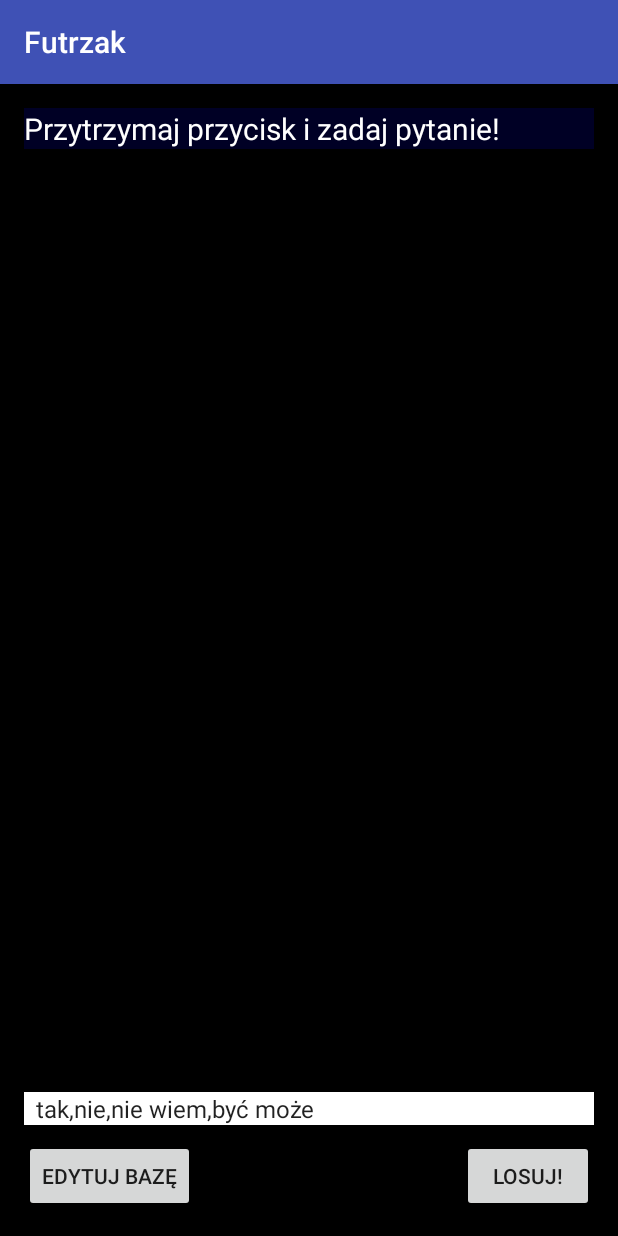
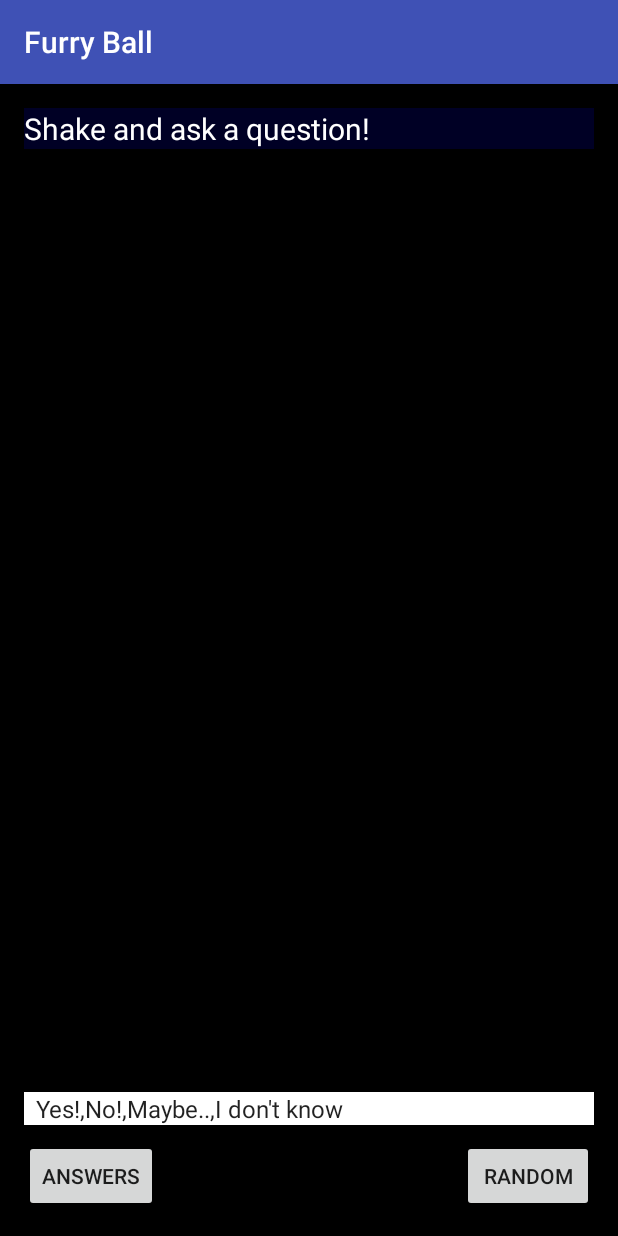
Before and after one commit to filipiakp/Pytajnik, an Android app: the screen it shows after launch (MainActivity), on a phone screen of 412 x 824 dp. Run offline under Robolectric (Android 15) with nearby library versions, the phone set to English and light mode, and no system bars.

Commit message:
Some cosmetical changes, English and Polish lang support

```diff
--- a/app/src/main/java/com/pawelfilipiak/futrzak/DataBaseUtil.java
+++ b/app/src/main/java/com/pawelfilipiak/futrzak/DataBaseUtil.java
@@ -1,5 +1,7 @@
 package com.pawelfilipiak.futrzak;
 
+
+import android.support.v7.app.AppCompatActivity;
 
 import java.io.BufferedReader;
 import java.io.File;
@@ -10,23 +12,23 @@ import java.io.IOException;
 
 public class DataBaseUtil{
 
-    private final String BAZA = "db.txt";
+    private final String DATABASEFILE = "db.txt";
     private BufferedReader bufferedReader;
     private FileOutputStream fileOutputStream;
     private String line, text = "";
-    private File bazaFile;
+    private File dbFile;
+    private AppCompatActivity context;
 
-    public DataBaseUtil(File filesDir){
-        bazaFile = new File(filesDir, BAZA);
-
+    public DataBaseUtil(AppCompatActivity context){
+        dbFile = new File(context.getFilesDir(), DATABASEFILE);
+        this.context = context;
     }
 
     public void save(String s){
         try {
-            fileOutputStream = new FileOutputStream(bazaFile);
+            fileOutputStream = new FileOutputStream(dbFile);
             fileOutputStream.write(s.getBytes());
             fileOutputStream.close();
-            System.out.println("Zapisano: " + s);
         } catch (IOException e) {
             e.printStackTrace();
         }
@@ -34,7 +36,7 @@ public class DataBaseUtil{
 
     public String read() {
         try {
-            bufferedReader = new BufferedReader(new FileReader(bazaFile));
+            bufferedReader = new BufferedReader(new FileReader(dbFile));
 
             while ((line = bufferedReader.readLine()) != null)
                 text = text + line + "\n";
@@ -42,11 +44,11 @@ public class DataBaseUtil{
             bufferedReader.close();
         } catch (FileNotFoundException e) {
             try {
-                bazaFile.createNewFile();
-                fileOutputStream = new FileOutputStream(bazaFile);
-                fileOutputStream.write("tak,nie,nie wiem,być może".getBytes());
+                dbFile.createNewFile();
+                fileOutputStream = new FileOutputStream(dbFile);
+                fileOutputStream.write(context.getResources().getString(R.string.default_answers).getBytes());
                 fileOutputStream.close();
-                return "tak,nie,nie wiem,być może";
+                return context.getResources().getString(R.string.default_answers);
 
             } catch (IOException e1) {
                 e1.printStackTrace();
--- a/app/src/main/java/com/pawelfilipiak/futrzak/MainActivity.java
+++ b/app/src/main/java/com/pawelfilipiak/futrzak/MainActivity.java
@@ -3,7 +3,6 @@ package com.pawelfilipiak.futrzak;
 import android.content.Intent;
 import android.support.v7.app.AppCompatActivity;
 import android.os.Bundle;
-import android.view.MenuItem;
 import android.view.View;
 import android.widget.AdapterView;
 import android.widget.ArrayAdapter;
@@ -14,12 +13,15 @@ import java.util.ArrayList;
 import java.util.List;
 import java.util.Random;
 
+/**
+ *
+ */
 public class MainActivity extends AppCompatActivity implements AdapterView.OnItemSelectedListener {
 
-    private TextView odpowiedzTV;
+    private TextView answerTV;
     private Spinner spinner;
     private Random random = new Random();
-    private String[] odpowiedzi =  {"tak","nie","być może","nie wiem"};
+    private String[] answers;
 
     String[] dataBaseContent;
     List<String> list;
@@ -29,11 +31,12 @@ public class MainActivity extends AppCompatActivity implements AdapterView.OnIte
     protected void onCreate(Bundle savedInstanceState) {
         super.onCreate(savedInstanceState);
         setContentView(R.layout.activity_main);
-        odpowiedzTV =(TextView) findViewById(R.id.textView);
+        answers =  getResources().getString(R.string.default_answers).split(",");
+        answerTV =(TextView) findViewById(R.id.answerTextView);
         spinner = (Spinner) findViewById(R.id.spinner);
         spinner.setOnItemSelectedListener(this);
-        dataBaseUtil = new DataBaseUtil(this.getFilesDir());
-        list = new ArrayList<>();
+        dataBaseUtil = new DataBaseUtil(this);//for operations on questions base file
+        list = new ArrayList<>();//for spinner options(answers)
         dataBaseContent = dataBaseUtil.read().split("\n");
 
         for(String s : dataBaseContent)
@@ -43,10 +46,10 @@ public class MainActivity extends AppCompatActivity implements AdapterView.OnIte
         spinner.setAdapter(dataAdapter);
 
     }
-    public void losuj(View view){
-            odpowiedzTV.setText(odpowiedzi[random.nextInt(odpowiedzi.length)]);
+    public void randomQuestion(View view){
+        answerTV.setText(answers[random.nextInt(answers.length)]);
     }
-    public void edytuj(View view){
+    public void edit(View view){
         Intent intent = new Intent(this, DatabaseEditActivity.class);
         startActivity(intent);
         finish();
@@ -54,12 +57,12 @@ public class MainActivity extends AppCompatActivity implements AdapterView.OnIte
 
     @Override
     public void onItemSelected(AdapterView<?> parent, View view, int position, long id) {
-        odpowiedzi = parent.getItemAtPosition(position).toString().split(",");
+        answers = parent.getItemAtPosition(position).toString().split(",");
     }
 
     @Override
     public void onNothingSelected(AdapterView<?> parent) {
         parent.setSelection(0);
-        odpowiedzi = parent.getItemAtPosition(0).toString().split(",");
+        answers = parent.getItemAtPosition(0).toString().split(",");
     }
 }
--- a/app/src/main/res/layout/activity_main.xml
+++ b/app/src/main/res/layout/activity_main.xml
@@ -13,36 +13,36 @@
 
 
     <Button
-        android:text="losuj!"
+        android:text="@string/random"
         android:layout_width="wrap_content"
         android:layout_weight=".50"
         android:layout_height="wrap_content"
         android:layout_alignParentBottom="true"
         android:layout_alignParentEnd="true"
-        android:id="@+id/losuj"
-        android:onClick="losuj"/>
+        android:id="@+id/randomButton"
+        android:onClick="randomQuestion"/>
 
     <TextView
-        android:text="Przytrzymaj przycisk i zadaj pytanie!"
+        android:text="@string/placeholder"
         android:layout_width="wrap_content"
         android:layout_height="wrap_content"
         android:layout_alignParentTop="true"
         android:layout_alignParentStart="true"
-        android:id="@+id/textView"
+        android:id="@+id/answerTextView"
         android:layout_alignParentEnd="true"
         android:textColor="#ffffff"
         android:textSize="9pt"
         android:background="#000025"/>
 
     <Button
-        android:text="Edytuj bazę"
+        android:text="@string/answers_edit"
         android:layout_width="wrap_content"
         android:layout_weight=".50"
         android:layout_height="wrap_content"
         android:layout_alignParentBottom="true"
         android:layout_alignParentStart="true"
-        android:id="@+id/edytuj"
-        android:onClick="edytuj"/>
+        android:id="@+id/edit"
+        android:onClick="edit"/>
 
     <Spinner
         android:spinnerMode="dialog"
@@ -50,7 +50,7 @@
         android:layout_height="wrap_content"
         android:id="@+id/spinner"
         android:background="#ffffff"
-        android:layout_above="@+id/losuj"
+        android:layout_above="@+id/randomButton"
         android:layout_alignParentStart="true"
         android:layout_alignParentEnd="true"
         android:layout_marginBottom="10dp" />
--- a/app/src/main/res/values/strings.xml
+++ b/app/src/main/res/values/strings.xml
@@ -1,4 +1,10 @@
 <?xml version="1.0" encoding="utf-8"?>
 <resources>
-    <string name="app_name">Futrzak</string>
+    <string name="app_name">Furry Ball</string>
+    <string name="placeholder">Shake and ask a question!</string>
+    <string name="random">Random</string>
+    <string name="answers_edit">Answers</string>
+    <string name="save">Save</string>
+    <string name="default_answers">Yes!,No!,Maybe..,I don\'t know</string>
+    <string name="blank_database_dialog">Saving default answers...</string>
 </resources>
```
Also changed, not shown: app/src/main/java/com/pawelfilipiak/futrzak/DatabaseEditActivity.java (+10 -9 lines), app/src/main/res/layout/activity_database_edit.xml (+3 -14 lines), 1 other file.
